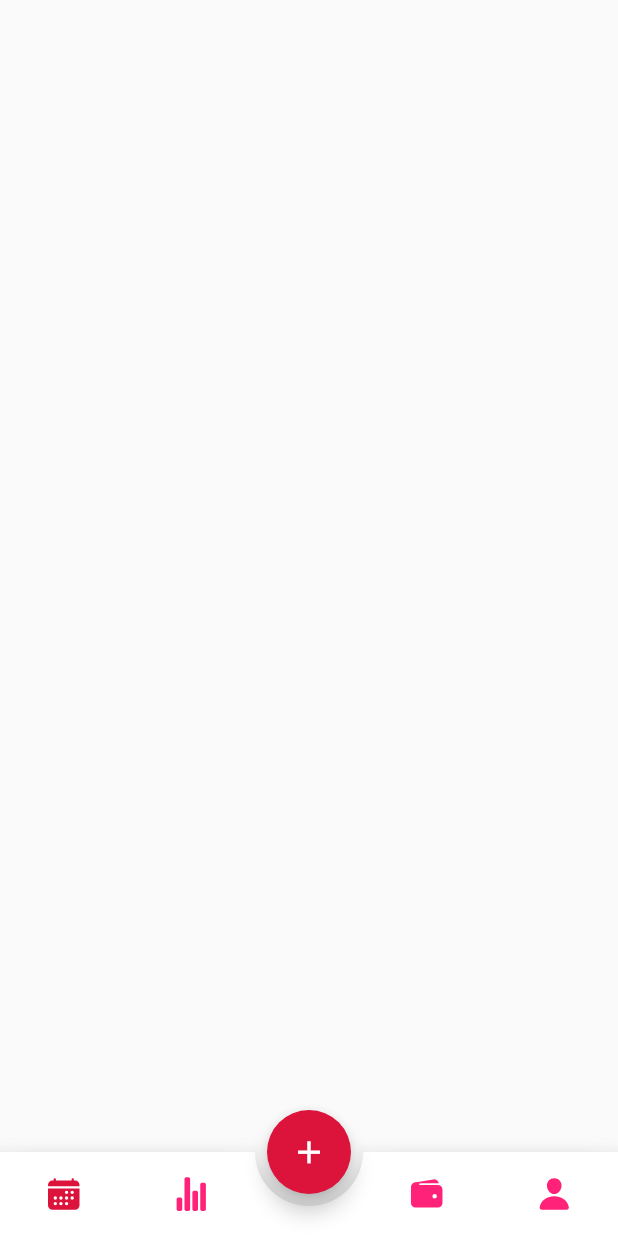
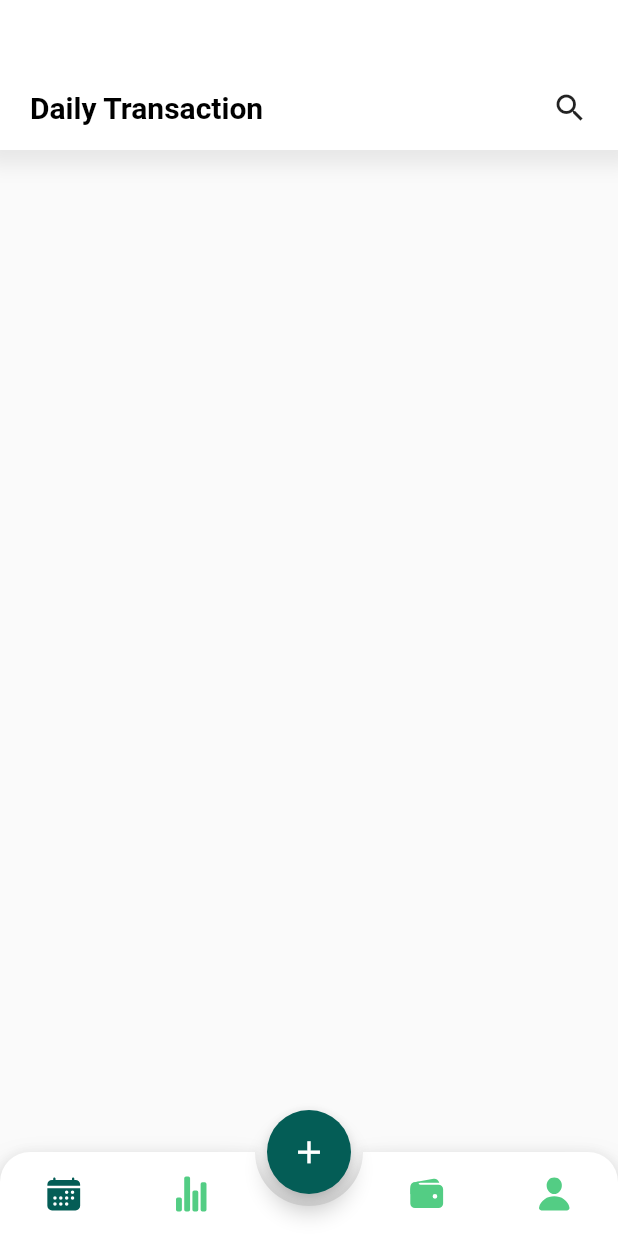
Before and after one commit to mohiandipta/budget-tracker-flutter-ui, a Flutter app: the screen it shows after launch, on a phone screen of 412 x 824 dp. Run offline on Flutter 3.47's test engine with Material 2 defaults, Android fonts, the phone set to English and light mode, and no system bars; drawn by our look-alikes of animated_bottom_navigation_bar; our stand-ins replace google_fonts, ionicons; Roboto replaces fonts that are missing (Amiri).

Commit message:
added daily_page in the lib/pages and updated container

```diff
--- /dev/null
+++ b/lib/pages/daily_page.dart
@@ -0,0 +1,58 @@
+import 'package:budget_tracker/theme/colors.dart';
+import 'package:flutter/material.dart';
+import 'package:google_fonts/google_fonts.dart';
+
+class DailyPage extends StatefulWidget {
+  @override
+  _DailyPageState createState() => _DailyPageState();
+}
+
+class _DailyPageState extends State<DailyPage> {
+  @override
+  Widget build(BuildContext context) {
+    return Scaffold(
+      body: getBody(),
+    );
+  }
+
+  // daily pages body widget
+  getBody() {
+    var size = MediaQuery.of(context).size;
+
+    return SingleChildScrollView(
+      child: Column(
+        children: [
+          Container(
+            height: 100,
+            decoration: BoxDecoration(color: white, boxShadow: [
+              BoxShadow(
+                  color: grey.withOpacity(0.2),
+                  spreadRadius: 10,
+                  blurRadius: 10),
+            ]),
+            child: Padding(
+              padding: const EdgeInsets.only(top: 60, left: 20, right: 20),
+              child: Column(
+                children: [
+                  Row(
+                    mainAxisAlignment: MainAxisAlignment.spaceBetween,
+                    children: [
+                      Text(
+                        "Daily Transaction",
+                        style: GoogleFonts.amiri(
+                            fontSize: 20,
+                            fontWeight: FontWeight.bold,
+                            color: black),
+                      ),
+                      Icon(Icons.search),
+                    ],
+                  ),
+                ],
+              ),
+            ),
+          ),
+        ],
+      ),
+    );
+  }
+}
--- a/lib/pages/root_app.dart
+++ b/lib/pages/root_app.dart
@@ -1,6 +1,5 @@
-// ignore: import_of_legacy_library_into_null_safe
 import 'package:animated_bottom_navigation_bar/animated_bottom_navigation_bar.dart';
-import 'package:budget_tracker/theme/colors.dart';
+import 'package:budget_tracker/pages/daily_page.dart';
 import 'package:flutter/material.dart';
 import 'package:ionicons/ionicons.dart';
 
@@ -10,7 +9,8 @@ class RootApp extends StatefulWidget {
 }
 
 class _RootAppState extends State<RootApp> {
-  get primary => Color.fromRGBO(220, 20, 60, 10);
+  get primary => Color.fromRGBO(4, 93, 86, 10);
+  get secondary => Color.fromRGBO(83, 205, 132, 10);
 
   int pageIndex = 0;
 
@@ -20,7 +20,7 @@ class _RootAppState extends State<RootApp> {
       body: getBody(),
       bottomNavigationBar: getFooter(),
       floatingActionButton: FloatingActionButton(
-        onPressed: () => {},
+        onPressed: () => {setTabs(4)},
         child: Icon(
           Icons.add,
           size: 25,
@@ -31,8 +31,29 @@ class _RootAppState extends State<RootApp> {
     );
   }
 
-  getBody() {}
+  // main body
+  getBody() {
+    return IndexedStack(
+      index: pageIndex,
+      children: [
+        DailyPage(),
+        Center(
+          child: Text("Stats Page"),
+        ),
+        Center(
+          child: Text("Wallet Page"),
+        ),
+        Center(
+          child: Text("Profile Page"),
+        ),
+        Center(
+          child: Text("Create budget Page"),
+        ),
+      ],
+    );
+  }
 
+  // footer Animated Bottom navigation bar
   Widget getFooter() {
     List<IconData> iconItems = [
       Ionicons.calendar,
@@ -47,6 +68,9 @@ class _RootAppState extends State<RootApp> {
         inactiveColor: secondary,
         activeIndex: pageIndex,
         gapLocation: GapLocation.center,
+        leftCornerRadius: 20,
+        rightCornerRadius: 20,
+        iconSize: 25,
         onTap: (index) {
           setTabs(index);
         });
--- a/pubspec.yaml
+++ b/pubspec.yaml
@@ -33,6 +33,7 @@ dependencies:
   percent_indicator: "^2.1.7+2"
   animated_bottom_navigation_bar: ^0.3.2
   flutter_icons: ^1.1.0
+  google_fonts: ^2.1.0
 
 dev_dependencies:
   flutter_test:
```
Also changed, not shown: lib/pages/stats_page.dart (added), pubspec.lock.
